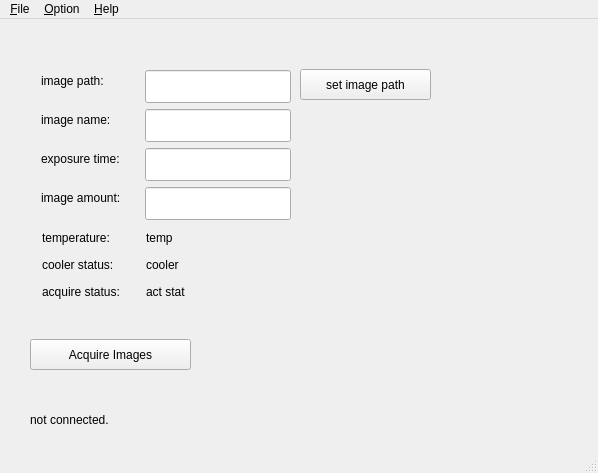
Old version of the form mainwindow.ui in the repository xyficu/andorccdqt.
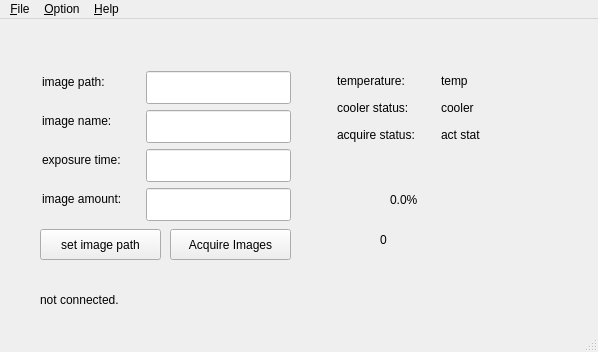
New version of the form.

What changed in the file:
```diff
--- a/mainwindow.ui
+++ b/mainwindow.ui
@@ -7,7 +7,7 @@
     <x>0</x>
     <y>0</y>
     <width>598</width>
-    <height>473</height>
+    <height>352</height>
    </rect>
   </property>
   <property name="windowTitle">
@@ -17,8 +17,8 @@
    <widget class="QLabel" name="label">
     <property name="geometry">
      <rect>
-      <x>41</x>
-      <y>51</y>
+      <x>42</x>
+      <y>52</y>
       <width>77</width>
       <height>21</height>
      </rect>
@@ -30,9 +30,9 @@
    <widget class="QLineEdit" name="lineEdit_ImagePath">
     <property name="geometry">
      <rect>
-      <x>145</x>
-      <y>51</y>
-      <width>146</width>
+      <x>146</x>
+      <y>52</y>
+      <width>145</width>
       <height>33</height>
      </rect>
     </property>
@@ -40,8 +40,8 @@
    <widget class="QLabel" name="label_2">
     <property name="geometry">
      <rect>
-      <x>41</x>
-      <y>90</y>
+      <x>42</x>
+      <y>91</y>
       <width>83</width>
       <height>21</height>
      </rect>
@@ -53,9 +53,9 @@
    <widget class="QLineEdit" name="lineEdit_ImageName">
     <property name="geometry">
      <rect>
-      <x>145</x>
-      <y>90</y>
-      <width>146</width>
+      <x>146</x>
+      <y>91</y>
+      <width>145</width>
       <height>33</height>
      </rect>
     </property>
@@ -63,8 +63,8 @@
    <widget class="QLabel" name="label_4">
     <property name="geometry">
      <rect>
-      <x>41</x>
-      <y>129</y>
+      <x>42</x>
+      <y>130</y>
       <width>98</width>
       <height>21</height>
      </rect>
@@ -76,9 +76,9 @@
    <widget class="QLineEdit" name="lineEdit_ExpTime">
     <property name="geometry">
      <rect>
-      <x>145</x>
-      <y>129</y>
-      <width>146</width>
+      <x>146</x>
+      <y>130</y>
+      <width>145</width>
       <height>33</height>
      </rect>
     </property>
@@ -86,8 +86,8 @@
    <widget class="QLabel" name="label_5">
     <property name="geometry">
      <rect>
-      <x>41</x>
-      <y>168</y>
+      <x>42</x>
+      <y>169</y>
       <width>97</width>
       <height>21</height>
      </rect>
@@ -99,9 +99,9 @@
    <widget class="QLineEdit" name="lineEdit_ImageAmount">
     <property name="geometry">
      <rect>
-      <x>145</x>
-      <y>168</y>
-      <width>146</width>
+      <x>146</x>
+      <y>169</y>
+      <width>145</width>
       <height>33</height>
      </rect>
     </property>
@@ -109,8 +109,8 @@
    <widget class="QLabel" name="label_6">
     <property name="geometry">
      <rect>
-      <x>42</x>
-      <y>208</y>
+      <x>337</x>
+      <y>51</y>
       <width>88</width>
       <height>21</height>
      </rect>
@@ -122,8 +122,8 @@
    <widget class="QLabel" name="label_7">
     <property name="geometry">
      <rect>
-      <x>42</x>
-      <y>235</y>
+      <x>337</x>
+      <y>78</y>
       <width>91</width>
       <height>21</height>
      </rect>
@@ -135,8 +135,8 @@
    <widget class="QLabel" name="label_8">
     <property name="geometry">
      <rect>
-      <x>42</x>
-      <y>262</y>
+      <x>337</x>
+      <y>105</y>
       <width>98</width>
       <height>21</height>
      </rect>
@@ -148,9 +148,9 @@
    <widget class="QLabel" name="label_AcqStat">
     <property name="geometry">
      <rect>
-      <x>146</x>
-      <y>262</y>
-      <width>111</width>
+      <x>441</x>
+      <y>105</y>
+      <width>91</width>
       <height>21</height>
      </rect>
     </property>
@@ -161,9 +161,9 @@
    <widget class="QPushButton" name="pushButton_AcqAmountImg">
     <property name="geometry">
      <rect>
-      <x>30</x>
-      <y>320</y>
-      <width>161</width>
+      <x>170</x>
+      <y>210</y>
+      <width>121</width>
       <height>31</height>
      </rect>
     </property>
@@ -174,9 +174,9 @@
    <widget class="QPushButton" name="pushButton_CreatDir">
     <property name="geometry">
      <rect>
-      <x>300</x>
-      <y>50</y>
-      <width>131</width>
+      <x>40</x>
+      <y>210</y>
+      <width>121</width>
       <height>31</height>
      </rect>
     </property>
@@ -187,8 +187,8 @@
    <widget class="QLabel" name="label_conStat">
     <property name="geometry">
      <rect>
-      <x>30</x>
-      <y>390</y>
+      <x>40</x>
+      <y>270</y>
       <width>241</width>
       <height>21</height>
      </rect>
@@ -200,9 +200,9 @@
    <widget class="QLabel" name="label_Temp">
     <property name="geometry">
      <rect>
-      <x>146</x>
-      <y>208</y>
-      <width>81</width>
+      <x>441</x>
+      <y>51</y>
+      <width>71</width>
       <height>21</height>
      </rect>
     </property>
@@ -213,8 +213,8 @@
    <widget class="QLabel" name="label_CoolerStat">
     <property name="geometry">
      <rect>
-      <x>146</x>
-      <y>235</y>
+      <x>441</x>
+      <y>78</y>
       <width>81</width>
       <height>21</height>
      </rect>
@@ -223,6 +223,32 @@
      <string>cooler</string>
     </property>
    </widget>
+   <widget class="QLabel" name="label_AcqProc">
+    <property name="geometry">
+     <rect>
+      <x>390</x>
+      <y>170</y>
+      <width>67</width>
+      <height>21</height>
+     </rect>
+    </property>
+    <property name="text">
+     <string>0.0%</string>
+    </property>
+   </widget>
+   <widget class="QLabel" name="label_CurNumb">
+    <property name="geometry">
+     <rect>
+      <x>380</x>
+      <y>210</y>
+      <width>67</width>
+      <height>21</height>
+     </rect>
+    </property>
+    <property name="text">
+     <string>0</string>
+    </property>
+   </widget>
   </widget>
   <widget class="QMenuBar" name="menubar">
    <property name="geometry">
```
